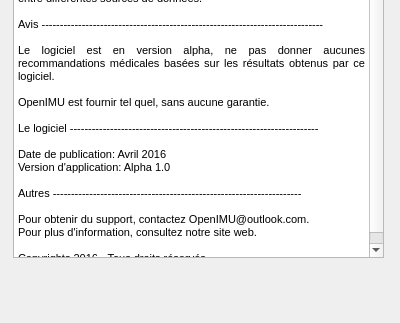
First picture: the form in applicationOpenimu/app/about.ui, repository introlab/OpenIMU, before the edit; both pictures show x 0 to 400 and y 183 to 506 of the 400 by 506 pixel window.
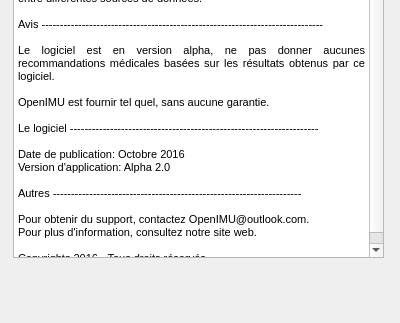
Second picture: the form after the edit.

Patch:
```diff
--- a/applicationOpenimu/app/about.ui
+++ b/applicationOpenimu/app/about.ui
@@ -59,8 +59,8 @@
 &lt;p align=&quot;justify&quot; style=&quot;-qt-paragraph-type:empty; margin-top:0px; margin-bottom:0px; margin-left:0px; margin-right:0px; -qt-block-indent:0; text-indent:0px;&quot;&gt;&lt;br /&gt;&lt;/p&gt;
 &lt;p align=&quot;justify&quot; style=&quot; margin-top:0px; margin-bottom:0px; margin-left:0px; margin-right:0px; -qt-block-indent:0; text-indent:0px;&quot;&gt;Le logiciel --------------------------------------------------------------------&lt;/p&gt;
 &lt;p align=&quot;justify&quot; style=&quot;-qt-paragraph-type:empty; margin-top:0px; margin-bottom:0px; margin-left:0px; margin-right:0px; -qt-block-indent:0; text-indent:0px;&quot;&gt;&lt;br /&gt;&lt;/p&gt;
-&lt;p align=&quot;justify&quot; style=&quot; margin-top:0px; margin-bottom:0px; margin-left:0px; margin-right:0px; -qt-block-indent:0; text-indent:0px;&quot;&gt;Date de publication: Avril 2016&lt;/p&gt;
-&lt;p align=&quot;justify&quot; style=&quot; margin-top:0px; margin-bottom:0px; margin-left:0px; margin-right:0px; -qt-block-indent:0; text-indent:0px;&quot;&gt;Version d'application: Alpha 1.0&lt;/p&gt;
+&lt;p align=&quot;justify&quot; style=&quot; margin-top:0px; margin-bottom:0px; margin-left:0px; margin-right:0px; -qt-block-indent:0; text-indent:0px;&quot;&gt;Date de publication: Octobre 2016&lt;/p&gt;
+&lt;p align=&quot;justify&quot; style=&quot; margin-top:0px; margin-bottom:0px; margin-left:0px; margin-right:0px; -qt-block-indent:0; text-indent:0px;&quot;&gt;Version d'application: Alpha 2.0&lt;/p&gt;
 &lt;p align=&quot;justify&quot; style=&quot;-qt-paragraph-type:empty; margin-top:0px; margin-bottom:0px; margin-left:0px; margin-right:0px; -qt-block-indent:0; text-indent:0px;&quot;&gt;&lt;br /&gt;&lt;/p&gt;
 &lt;p align=&quot;justify&quot; style=&quot; margin-top:0px; margin-bottom:0px; margin-left:0px; margin-right:0px; -qt-block-indent:0; text-indent:0px;&quot;&gt;Autres --------------------------------------------------------------------&lt;/p&gt;
 &lt;p align=&quot;justify&quot; style=&quot;-qt-paragraph-type:empty; margin-top:0px; margin-bottom:0px; margin-left:0px; margin-right:0px; -qt-block-indent:0; text-indent:0px;&quot;&gt;&lt;br /&gt;&lt;/p&gt;
```
